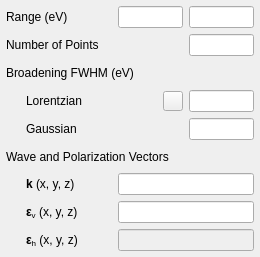
Old version of the form src/crispy/quanty/uis/axis.ui in the repository mretegan/crispy.
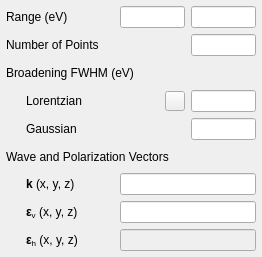
New version of the form. Custom widgets are drawn as their Qt base class.

```diff
--- a/src/crispy/quanty/uis/axis.ui
+++ b/src/crispy/quanty/uis/axis.ui
@@ -6,7 +6,7 @@
    <rect>
     <x>0</x>
     <y>0</y>
-    <width>260</width>
+    <width>262</width>
     <height>257</height>
    </rect>
   </property>
@@ -144,9 +144,6 @@
      </item>
      <item row="1" column="0">
       <spacer name="gaussianLeftSpacer">
-       <property name="orientation">
-        <enum>Qt::Orientation::Horizontal</enum>
-       </property>
        <property name="sizeType">
         <enum>QSizePolicy::Policy::Fixed</enum>
        </property>
@@ -167,9 +164,6 @@
      </item>
      <item row="0" column="0">
       <spacer name="lorentzianLeftSpacer">
-       <property name="orientation">
-        <enum>Qt::Orientation::Horizontal</enum>
-       </property>
        <property name="sizeType">
         <enum>QSizePolicy::Policy::Fixed</enum>
        </property>
@@ -247,15 +241,12 @@
         </size>
        </property>
        <property name="alignment">
-        <set>Qt::AlignmentFlag::AlignCenter</set>
+        <set>Qt::AlignRight|Qt::AlignTrailing|Qt::AlignVCenter</set>
        </property>
       </widget>
      </item>
      <item row="1" column="0">
       <spacer name="e1LeftSpacer">
-       <property name="orientation">
-        <enum>Qt::Orientation::Horizontal</enum>
-       </property>
        <property name="sizeType">
         <enum>QSizePolicy::Policy::Fixed</enum>
        </property>
@@ -269,9 +260,6 @@
      </item>
      <item row="0" column="0">
       <spacer name="kLeftSpacer">
-       <property name="orientation">
-        <enum>Qt::Orientation::Horizontal</enum>
-       </property>
        <property name="sizeType">
         <enum>QSizePolicy::Policy::Fixed</enum>
        </property>
@@ -295,15 +283,12 @@
         <string/>
        </property>
        <property name="alignment">
-        <set>Qt::AlignmentFlag::AlignCenter</set>
+        <set>Qt::AlignRight|Qt::AlignTrailing|Qt::AlignVCenter</set>
        </property>
       </widget>
      </item>
      <item row="2" column="0">
       <spacer name="e2LeftSpacer">
-       <property name="orientation">
-        <enum>Qt::Orientation::Horizontal</enum>
-       </property>
        <property name="sizeType">
         <enum>QSizePolicy::Policy::Fixed</enum>
        </property>
@@ -334,7 +319,7 @@
         </size>
        </property>
        <property name="alignment">
-        <set>Qt::AlignmentFlag::AlignCenter</set>
+        <set>Qt::AlignRight|Qt::AlignTrailing|Qt::AlignVCenter</set>
        </property>
       </widget>
      </item>
```
Left out of the diff: 20 changed lines with no effect on the pictures.
